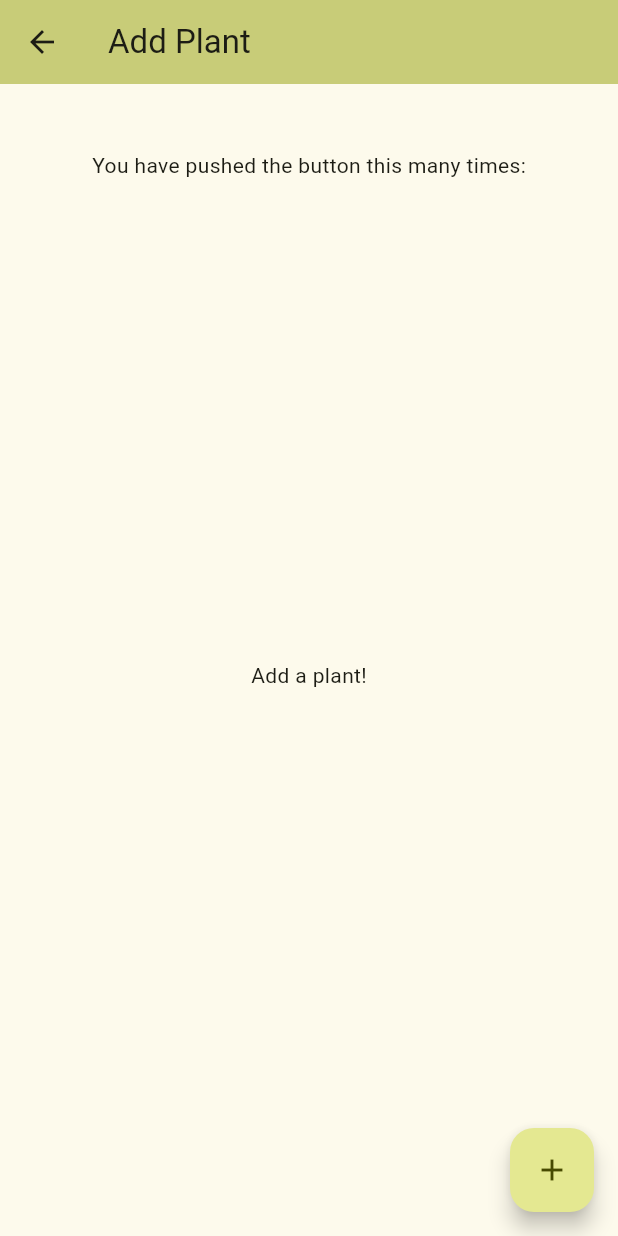
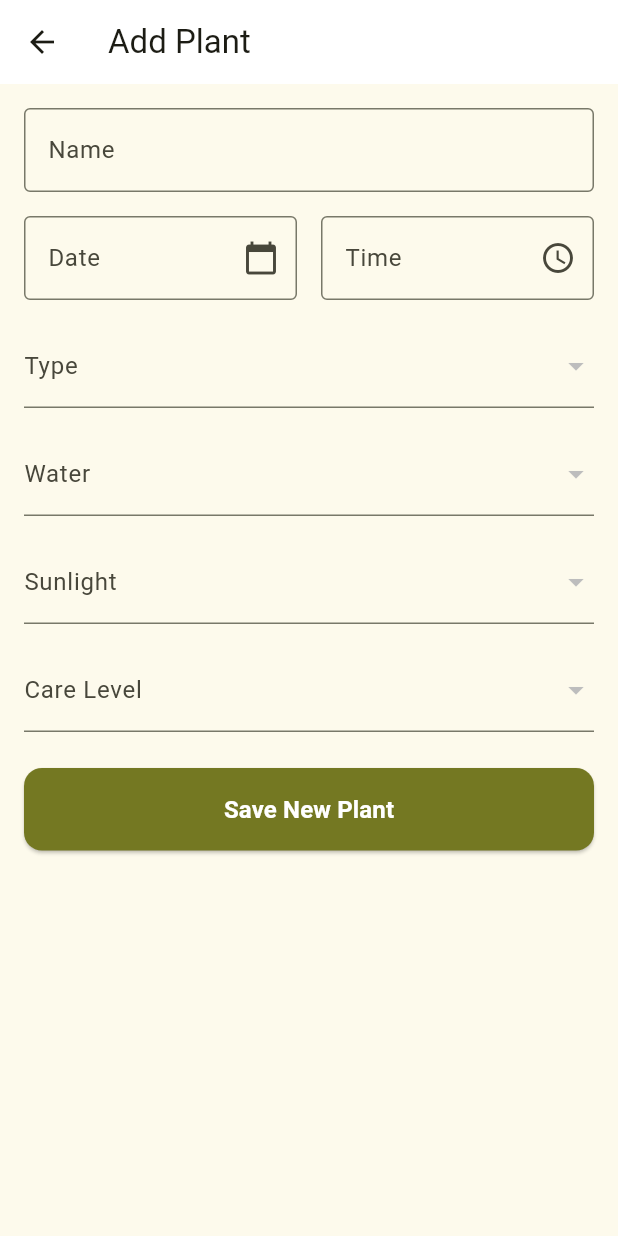
Before and after one commit to breamier/sproutly, a Flutter app: the screen it shows after launch, after a tap on "Add Plant", on a phone screen of 412 x 824 dp. Run offline on Flutter 3.47's test engine with Material 3 defaults, Android fonts, the light colour scheme and no system bars; our stand-ins replace cloud_firestore, firebase_core; accounts and stored records are empty.

Commit message:
[pategara] created add new plant form

```diff
--- a/lib/add_plant.dart
+++ b/lib/add_plant.dart
@@ -25,73 +25,73 @@ class _AddPlantPageState extends State<AddPlantPage> {
 
         title: Text("Add Plant"),
       ),
-      body: Center(
-        child: Column(
-          mainAxisAlignment: MainAxisAlignment.center,
-          children: <Widget>[
-            const Text('You have pushed the button this many times:'),
-            _ListPlants(),
-          ],
-        ),
-      ),
-      floatingActionButton: FloatingActionButton(
-        onPressed: () {
-          Plant plant = Plant(
-            plantName: "New Plant",
-            addedOn: Timestamp.now(),
-            type: "Type of Plant",
-          );
-          _databaseService.addPlant(plant);
-        },
-        tooltip: 'Increment',
-        child: const Icon(Icons.add),
-      ),
-    );
-  }
+      // body: Center(
+      //   child: Column(
+      //         mainAxisAlignment: MainAxisAlignment.center,
+      //         children: <Widget>[
+      //           const Text('You have pushed the button this many times:'),
+      //           _ListPlants(),
+      //         ],
+      //       ),
+      //     ),
+      //     floatingActionButton: FloatingActionButton(
+      //       onPressed: () {
+      //         Plant plant = Plant(
+      //           plantName: "New Plant",
+      //           addedOn: Timestamp.now(),
+      //           type: "Type of Plant",
+      //         );
+      //         _databaseService.addPlant(plant);
+      //       },
+      //       tooltip: 'Increment',
+      //       child: const Icon(Icons.add),
+      //     ),
+      //   );
+      // }
 
-  Widget _ListPlants() {
-    return SizedBox(
-      height: MediaQuery.sizeOf(context).height * 0.80,
-      width: MediaQuery.sizeOf(context).width,
-      child: StreamBuilder(
-        stream: _databaseService.getPlants(),
-        builder: (context, snapshot) {
-          List plants = snapshot.data?.docs ?? [];
-          if (plants.isEmpty) {
-            return const Center(child: Text("Add a plant!"));
-          }
-          print(plants);
+      // Widget _ListPlants() {
+      //   return SizedBox(
+      //     height: MediaQuery.sizeOf(context).height * 0.80,
+      //     width: MediaQuery.sizeOf(context).width,
+      //     child: StreamBuilder(
+      //       stream: _databaseService.getPlants(),
+      //       builder: (context, snapshot) {
+      //         List plants = snapshot.data?.docs ?? [];
+      //         if (plants.isEmpty) {
+      //           return const Center(child: Text("Add a plant!"));
+      //         }
+      //         print(plants);
 
-          return ListView.builder(
-            itemCount: plants.length,
-            itemBuilder: (context, index) {
-              // Instance of Plant (can access stuff through plant.plantName)
-              Plant plant = plants[index].data();
-              // Get plan id
-              String plantId = plants[index].id;
-              print(plantId);
-              return Padding(
-                padding: const EdgeInsets.symmetric(
-                  vertical: 10,
-                  horizontal: 10,
-                ),
-                child: ListTile(
-                  tileColor: Colors.amberAccent,
-                  title: Text(plant.plantName),
-                  subtitle: Text(
-                    DateFormat(
-                      "dd-MM-YYYY h:mm a",
-                    ).format(plant.addedOn.toDate()),
-                  ),
-                  onTap: () {
-                    _databaseService.deletePlant(plantId);
-                  },
-                ),
-              );
-            },
-          );
-        },
-      ),
+      //         return ListView.builder(
+      //           itemCount: plants.length,
+      //           itemBuilder: (context, index) {
+      //             // Instance of Plant (can access stuff through plant.plantName)
+      //             Plant plant = plants[index].data();
+      //             // Get plan id
+      //             String plantId = plants[index].id;
+      //             print(plantId);
+      //             return Padding(
+      //               padding: const EdgeInsets.symmetric(
+      //                 vertical: 10,
+      //                 horizontal: 10,
+      //               ),
+      //               child: ListTile(
+      //                 tileColor: Colors.amberAccent,
+      //                 title: Text(plant.plantName),
+      //                 subtitle: Text(
+      //                   DateFormat(
+      //                     "dd-MM-YYYY h:mm a",
+      //                   ).format(plant.addedOn.toDate()),
+      //                 ),
+      //                 onTap: () {
+      //                   _databaseService.deletePlant(plantId);
+      //                 },
+      //               ),
+      //             );
+      //           },
+      //     );
+      //   },
+      // ),
     );
   }
 }
--- a/lib/main.dart
+++ b/lib/main.dart
@@ -2,11 +2,13 @@ import 'package:firebase_core/firebase_core.dart';
 import 'package:sproutly/firebase_options.dart';
 import 'package:cloud_firestore/cloud_firestore.dart';
 import 'package:flutter/material.dart';
-import 'package:sproutly/add_plant.dart';
 import 'package:sproutly/screens/dashboard_screen.dart';
 import 'screens/landing_page.dart';
 import 'screens/guide_book.dart';
-//import 'add_plant.dart';
+import 'screens/add_plant_form.dart';
+
+import 'package:provider/provider.dart';
+import 'services/database_service.dart';
 
 void main() async {
   WidgetsFlutterBinding.ensureInitialized();
@@ -14,7 +16,26 @@ void main() async {
   FirebaseFirestore.instance.settings = const Settings(
     persistenceEnabled: true,
   );
-  runApp(const SproutlyApp());
+  runApp(
+    MultiProvider(
+      providers: [
+        Provider<DatabaseService>(create: (_) => DatabaseService()),
+        // can add more providers here to share objects and instances
+      ],
+      child: const SproutlyApp(),
+    ),
+  );
+}
+
+// test if correctly fetching the dropdowns options/values
+Future<void> testPaths() async {
+  final db = DatabaseService();
+  print('Water levels: ${await db.getDropdownOptions('water-level')}');
+  print('Sunlight: ${await db.getDropdownOptions('sunlight-level')}');
+  print('Care levels: ${await db.getDropdownOptions('care-level')}');
+  print(
+    'Types: ${await db.getDropdownOptions('water-storage-and-adaptation')}',
+  );
 }
 
 class SproutlyApp extends StatelessWidget {
@@ -38,7 +59,7 @@ class SproutlyApp extends StatelessWidget {
 }
 
 class HomeScreen extends StatefulWidget {
-  HomeScreen({super.key});
+  const HomeScreen({super.key});
 
   @override
   State<HomeScreen> createState() => _HomeScreenState();
@@ -168,7 +189,7 @@ class _HomeScreenState extends State<HomeScreen> {
                   Navigator.push(
                     context,
                     MaterialPageRoute(
-                      builder: (context) => const AddPlantPage(),
+                      builder: (context) => const AddNewPlant(),
                     ),
                   );
                 },
@@ -190,6 +211,19 @@ class _HomeScreenState extends State<HomeScreen> {
                 ),
               ),
             ),
+            const SizedBox(height: 16),
+            SizedBox(
+              width: 200,
+              child: ElevatedButton(
+                onPressed: () async {
+                  await testPaths();
+                  ScaffoldMessenger.of(context).showSnackBar(
+                    SnackBar(content: Text('Check console for test results')),
+                  );
+                },
+                child: Text('Test Firestore Paths'),
+              ),
+            ),
           ],
         ),
       ),
--- a/lib/models/plant.dart
+++ b/lib/models/plant.dart
@@ -1,28 +1,104 @@
 import 'package:cloud_firestore/cloud_firestore.dart';
 
 class Plant {
-  String plantName;
-  Timestamp addedOn;
-  String type;
+  final String id;
+  final String plantName;
+  final String date;
+  final String time;
+  final String water;
+  final String sunlight;
+  final String careLevel;
+  final String? lifespan;
+  final String? waterStorage;
+  final Timestamp addedOn;
+  final String? type;
 
-  Plant({required this.plantName, required this.addedOn, required this.type});
+  Plant({
+    required this.id,
+    required this.plantName,
+    required this.date,
+    required this.time,
+    required this.water,
+    required this.sunlight,
+    required this.careLevel,
+    this.lifespan,
+    this.waterStorage,
+    required this.addedOn,
+    this.type,
+  });
 
-  Plant.fromJson(Map<String, Object?> json)
-    : this(
-        plantName: json['plantName']! as String,
-        addedOn: json['addedOn']! as Timestamp,
-        type: json['type']! as String,
-      );
+  factory Plant.fromJson(Map<String, Object?> json, String id) {
+    return Plant(
+      id: id,
+      plantName: json['plantName']! as String,
+      date: json['date']! as String,
+      time: json['time']! as String,
+      water: json['water']! as String,
+      sunlight: json['sunlight']! as String,
+      careLevel: json['careLevel']! as String,
+      lifespan: json['lifespan'] as String?,
+      waterStorage: json['waterStorage'] as String?,
+      addedOn: json['addedOn']! as Timestamp,
+      type: json['type'] as String?,
+    );
+  }
 
-  Plant copyWith({String? plantName, Timestamp? addedOn, String? type}) {
+  Plant copyWith({
+    String? id,
+    String? plantName,
+    String? date,
+    String? time,
+    String? water,
+    String? sunlight,
+    String? careLevel,
+    String? lifespan,
+    String? waterStorage,
+    Timestamp? addedOn,
+    String? type,
+  }) {
     return Plant(
+      id: id ?? this.id,
       plantName: plantName ?? this.plantName,
+      date: date ?? this.date,
+      time: time ?? this.time,
+      water: water ?? this.water,
+      sunlight: sunlight ?? this.sunlight,
+      careLevel: careLevel ?? this.careLevel,
+      lifespan: lifespan ?? this.lifespan,
+      waterStorage: waterStorage ?? this.waterStorage,
       addedOn: addedOn ?? this.addedOn,
       type: type ?? this.type,
     );
   }
 
   Map<String, Object?> toJson() {
-    return {'plantName': plantName, 'addedOn': addedOn, 'type': type};
+    return {
+      'plantName': plantName,
+      'date': date,
+      'time': time,
+      'water': water,
+      'sunlight': sunlight,
+      'careLevel': careLevel,
+      if (lifespan != null) 'lifespan': lifespan,
+      if (waterStorage != null) 'waterStorage': waterStorage,
+      'addedOn': addedOn,
+      if (type != null) 'type': type,
+    };
   }
 }
+
+class Plants {
+  final List<Plant> plantList;
+
+  Plants({required this.plantList});
+
+  factory Plants.fromJson(List<Map<String, Object?>> json) {
+    return Plants(
+      plantList: json
+          .asMap()
+          .entries
+          .map((e) => Plant.fromJson(e.value, e.key.toString()))
+          .toList(),
+    );
+  }
+}
--- /dev/null
+++ b/lib/screens/add_plant_form.dart
@@ -0,0 +1,271 @@
+import 'package:flutter/material.dart';
+import 'package:cloud_firestore/cloud_firestore.dart';
+import 'package:sproutly/services/database_service.dart';
+import 'package:provider/provider.dart';
+import 'package:sproutly/models/plant.dart';
+
+class AddNewPlant extends StatefulWidget {
+  const AddNewPlant({super.key});
+
+  @override
+  State<AddNewPlant> createState() => _AddNewPlantState();
+}
+
+class _AddNewPlantState extends State<AddNewPlant> {
+  final _formKey = GlobalKey<FormState>();
+  final _nameController = TextEditingController();
+  final _dateController = TextEditingController();
+  final _timeController = TextEditingController();
+
+  bool _isSaving = false;
+  String? _selectedType;
+  String? _selectedWater;
+  String? _selectedSunlight;
+  String? _selectedCareLevel;
+
+  // cache dropdown options to avoid fetching over and over again
+  late final Future<List<String>> _typeOptions;
+  late final Future<List<String>> _waterOptions;
+  late final Future<List<String>> _sunlightOptions;
+  late final Future<List<String>> _careOptions;
+
+  @override
+  void initState() {
+    super.initState();
+    // fetch different categories
+    final database = Provider.of<DatabaseService>(context, listen: false);
+    _typeOptions = database.getDropdownOptions('water-storage-and-adaptation');
+    _waterOptions = database.getDropdownOptions('water-level');
+    _sunlightOptions = database.getDropdownOptions('sunlight-level');
+    _careOptions = database.getDropdownOptions('care-level');
+  }
+
+  @override
+  void dispose() {
+    _nameController.dispose();
+    _dateController.dispose();
+    _timeController.dispose();
+    super.dispose();
+  }
+
+  // reset after submitting form
+  void _resetForm() {
+    _nameController.clear();
+    _dateController.clear();
+    _timeController.clear();
+    setState(() {
+      _selectedType = null;
+      _selectedWater = null;
+      _selectedSunlight = null;
+      _selectedCareLevel = null;
+      _isSaving = false;
+    });
+  }
+
+  Future<void> _submitForm() async {
+    if (!_formKey.currentState!.validate()) return;
+
+    setState(() => _isSaving = true);
+
+    try {
+      final plant = Plant(
+        id: '',
+        plantName: _nameController.text,
+        date: _dateController.text,
+        time: _timeController.text,
+        waterStorage: _selectedType,
+        water: _selectedWater ?? '',
+        sunlight: _selectedSunlight ?? '',
+        careLevel: _selectedCareLevel ?? '',
+        addedOn: Timestamp.now(),
+      );
+
+      final database = Provider.of<DatabaseService>(context, listen: false);
+      database.addPlant(plant);
+
+      if (mounted) {
+        _resetForm();
+        ScaffoldMessenger.of(context).showSnackBar(
+          const SnackBar(content: Text('Plant added successfully!')),
+        );
+      }
+    } catch (e) {
+      if (mounted) {
+        ScaffoldMessenger.of(
+          context,
+        ).showSnackBar(SnackBar(content: Text('Error: $e')));
+      }
+    } finally {
+      if (mounted) setState(() => _isSaving = false);
+    }
+  }
+
+  Future<void> _selectDate(BuildContext context) async {
+    final picked = await showDatePicker(
+      context: context,
+      initialDate: DateTime.now(),
+      firstDate: DateTime(2000),
+      lastDate: DateTime(2100),
+    );
+    if (picked != null) {
+      _dateController.text = "${picked.day}/${picked.month}/${picked.year}";
+    }
+  }
+
+  Future<void> _selectTime(BuildContext context) async {
+    final picked = await showTimePicker(
+      context: context,
+      initialTime: TimeOfDay.now(),
+    );
+    if (picked != null) {
+      _timeController.text = picked.format(context);
+    }
+  }
+
+  Widget _buildDropdown({
+    required Future<List<String>> future,
+    required String? value,
+    required String label,
+    required ValueChanged<String?> onChanged,
+  }) {
+    return FutureBuilder<List<String>>(
+      future: future,
+      builder: (context, snapshot) {
+        if (snapshot.connectionState == ConnectionState.waiting) {
+          return const CircularProgressIndicator();
+        }
+        if (snapshot.hasError || !snapshot.hasData) {
+          return const Text('Failed to load options');
+        }
+        return DropdownButtonFormField<String>(
+          value: value,
+          decoration: InputDecoration(labelText: label),
+          items: snapshot.data!
+              .map(
+                (option) =>
+                    DropdownMenuItem(value: option, child: Text(option)),
+              )
+              .toList(),
+
+          validator: (value) =>
+              value == null ? 'Please Choose an Option' : null,
+          onChanged: onChanged,
+        );
+      },
+    );
+  }
+
+  @override
+  Widget build(BuildContext context) {
+    return Scaffold(
+      appBar: AppBar(
+        backgroundColor: Colors.white,
+        title: const Text('Add Plant'),
+      ),
+      body: Form(
+        key: _formKey,
+        child: SingleChildScrollView(
+          padding: const EdgeInsets.all(16),
+          child: Column(
+            crossAxisAlignment: CrossAxisAlignment.stretch,
+            children: [
+              TextFormField(
+                controller: _nameController,
+                decoration: const InputDecoration(
+                  labelText: 'Name',
+                  border: OutlineInputBorder(),
+                ),
+                validator: (value) =>
+                    value?.isEmpty ?? true ? 'Please Select Plant Name' : null,
+              ),
+              const SizedBox(height: 16),
+              Row(
+                children: [
+                  Expanded(
+                    child: TextFormField(
+                      controller: _dateController,
+                      decoration: const InputDecoration(
+                        labelText: 'Date',
+                        border: OutlineInputBorder(),
+                        suffixIcon: Icon(Icons.calendar_today),
+                      ),
+                      readOnly: true,
+                      onTap: () => _selectDate(context),
+                      validator: (value) =>
+                          value?.isEmpty ?? true ? 'Please Select Date' : null,
+                    ),
+                  ),
+                  const SizedBox(width: 16),
+                  Expanded(
+                    child: TextFormField(
+                      controller: _timeController,
+                      decoration: const InputDecoration(
+                        labelText: 'Time',
+                        border: OutlineInputBorder(),
+                        suffixIcon: Icon(Icons.access_time),
+                      ),
+                      readOnly: true,
+                      onTap: () => _selectTime(context),
+                      validator: (value) =>
+                          value?.isEmpty ?? true ? 'Please Select Time' : null,
+                    ),
+                  ),
+                ],
+              ),
+              const SizedBox(height: 16),
+              _buildDropdown(
+                future: _typeOptions,
+                value: _selectedType,
+                label: 'Type',
+                onChanged: (value) => setState(() => _selectedType = value),
+              ),
+              const SizedBox(height: 16),
+              _buildDropdown(
+                future: _waterOptions,
+                value: _selectedWater,
+                label: 'Water',
+                onChanged: (value) => setState(() => _selectedWater = value),
+              ),
+              const SizedBox(height: 16),
+              _buildDropdown(
+                future: _sunlightOptions,
+                value: _selectedSunlight,
+                label: 'Sunlight',
+                onChanged: (value) => setState(() => _selectedSunlight = value),
+              ),
+              const SizedBox(height: 16),
+              _buildDropdown(
+                future: _careOptions,
+                value: _selectedCareLevel,
+                label: 'Care Level',
+                onChanged: (value) =>
+                    setState(() => _selectedCareLevel = value),
+              ),
+              const SizedBox(height: 24),
+              ElevatedButton(
+                onPressed: _isSaving ? null : _submitForm,
+                style: ElevatedButton.styleFrom(
+                  backgroundColor: const Color(0xFF747822),
+                  padding: const EdgeInsets.symmetric(vertical: 16),
+                  shape: RoundedRectangleBorder(
+                    borderRadius: BorderRadius.circular(12),
+                  ),
+                ),
+                child: _isSaving
+                    ? const CircularProgressIndicator(color: Colors.white)
+                    : const Text(
+                        'Save New Plant',
+                        style: TextStyle(
+                          fontSize: 16,
+                          fontWeight: FontWeight.bold,
+                          color: Colors.white,
+                        ),
+                      ),
+              ),
+            ],
+          ),
+        ),
+      ),
+    );
+  }
+}
--- a/lib/services/database_service.dart
+++ b/lib/services/database_service.dart
@@ -2,6 +2,8 @@ import 'package:cloud_firestore/cloud_firestore.dart';
 import 'package:sproutly/models/plant.dart';
 
 const String PLANT_COLLECTION_REF = "plants";
+const String plantCategoriesRef = "plants-categories";
+const String categoriesIdRef = "TJLhPyxbEG4wXt5aSRFg";
 
 class DatabaseService {
   final _firestore = FirebaseFirestore.instance;
@@ -12,7 +14,8 @@ class DatabaseService {
     _plantsRef = _firestore
         .collection(PLANT_COLLECTION_REF)
         .withConverter<Plant>(
-          fromFirestore: (snapshots, _) => Plant.fromJson(snapshots.data()!),
+          fromFirestore: (snapshots, _) =>
+              Plant.fromJson(snapshots.data()!, snapshots.id),
           toFirestore: (plant, _) => plant.toJson(),
         );
   }
@@ -32,4 +35,40 @@ class DatabaseService {
   void deletePlant(String plantId) {
     _plantsRef.doc(plantId).delete();
   }
+
+  // fetching all plants-categories values in firestore
+  Future<List<String>> getDropdownOptions(String fieldPath) async {
+    try {
+      final doc = await _firestore
+          .collection(plantCategoriesRef)
+          .doc(categoriesIdRef)
+          .get();
+
+      if (!doc.exists) return [];
+
+      final data = doc.data() as Map<String, dynamic>;
+      final categories = data['categories'] as Map<String, dynamic>?;
+      if (categories == null) return [];
+
+      // water-level, sunlight-level, care-level
+      if (categories.containsKey(fieldPath)) {
+        final options = categories[fieldPath] as List<dynamic>?;
+        return options?.map((e) => e.toString()).toList() ?? [];
+      }
+
+      // plant_types fields since nested
+      // didn't include lifespan yet since unsure how the types of plant will work because maraming categories din ng types :')
+      if (fieldPath == 'lifespan' ||
+          fieldPath == 'water-storage-and-adaptation') {
+        final plantTypes = categories['plant_types'] as Map<String, dynamic>?;
+        final options = plantTypes?[fieldPath] as List<dynamic>?;
+        return options?.map((e) => e.toString()).toList() ?? [];
+      }
+
+      return [];
+    } catch (e) {
+      print('Error fetching $fieldPath: $e');
+      return [];
+    }
+  }
 }
--- a/pubspec.yaml
+++ b/pubspec.yaml
@@ -37,6 +37,7 @@ dependencies:
   firebase_core: ^3.13.0
   intl: ^0.20.2
   cloud_firestore: ^5.6.7
+  provider: ^6.0.5
 
 dev_dependencies:
   flutter_test:
```
Also changed, not shown: pubspec.lock, 1 other file.
